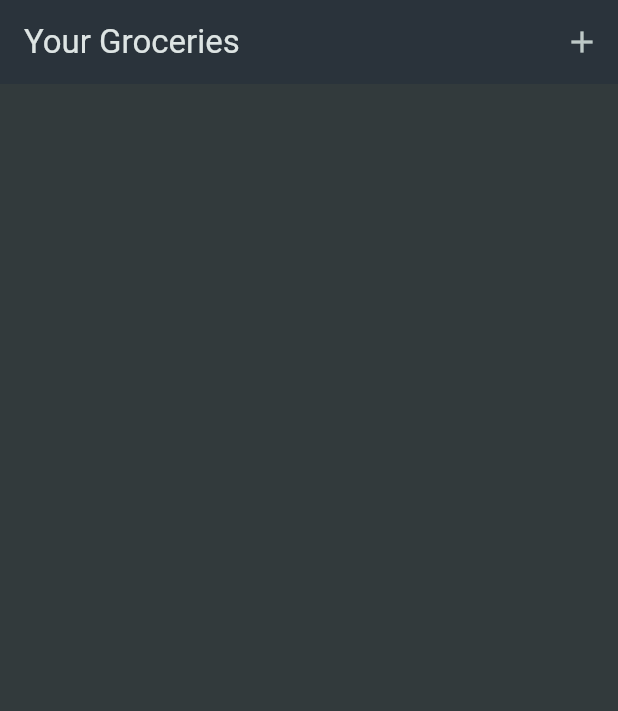
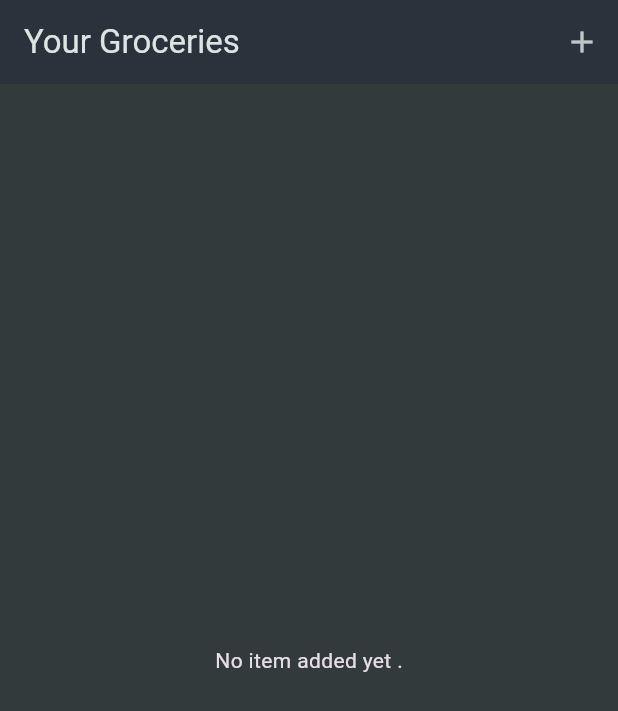
Before and after one commit to Sandipshrestha1/shopping_list, a Flutter app: the screen it shows after launch, on a phone screen of 412 x 824 dp. Shown: the top 711 px of the screen. Run offline on Flutter 3.47's test engine with Material 3 defaults, Android fonts, the phone set to English and light mode, and no system bars.

Commit message:
added message on grocery list widget

```diff
--- a/lib/widgets/grocery_list.dart
+++ b/lib/widgets/grocery_list.dart
@@ -29,8 +29,40 @@ class _GroceryListState extends State<GroceryList> {
     });
   }
 
+  void _removeItem(GroceryItem item) {
+    setState(() {
+      _groceryItems.remove(item);
+    });
+  }
+
   @override
   Widget build(BuildContext context) {
+    Widget content = const Center(child: Text("No item added yet ."));
+    if (_groceryItems.isNotEmpty) {
+      content = ListView.builder(
+        itemCount: _groceryItems.length,
+        itemBuilder: (ctx, index) => Dismissible(
+          onDismissed: (direction) {
+            _removeItem(_groceryItems[index]);
+          },
+          key: ValueKey(_groceryItems[index].id),
+          child: ListTile(
+            title: Text(
+              _groceryItems[index].name,
+            ),
+            leading: Container(
+              width: 24,
+              height: 24,
+              color: _groceryItems[index].category.color,
+            ),
+            trailing: Text(
+              _groceryItems[index].quantity.toString(),
+            ),
+          ),
+        ),
+      );
+    }
+
     return Scaffold(
       appBar: AppBar(title: const Text("Your Groceries"), actions: [
         IconButton(
@@ -40,22 +72,7 @@ class _GroceryListState extends State<GroceryList> {
           icon: const Icon(Icons.add),
         )
       ]),
-      body: ListView.builder(
-        itemCount: _groceryItems.length,
-        itemBuilder: (ctx, index) => ListTile(
-          title: Text(
-            _groceryItems[index].name,
-          ),
-          leading: Container(
-            width: 24,
-            height: 24,
-            color: _groceryItems[index].category.color,
-          ),
-          trailing: Text(
-            _groceryItems[index].quantity.toString(),
-          ),
-        ),
-      ),
+      body: content,
     );
   }
 }
```
